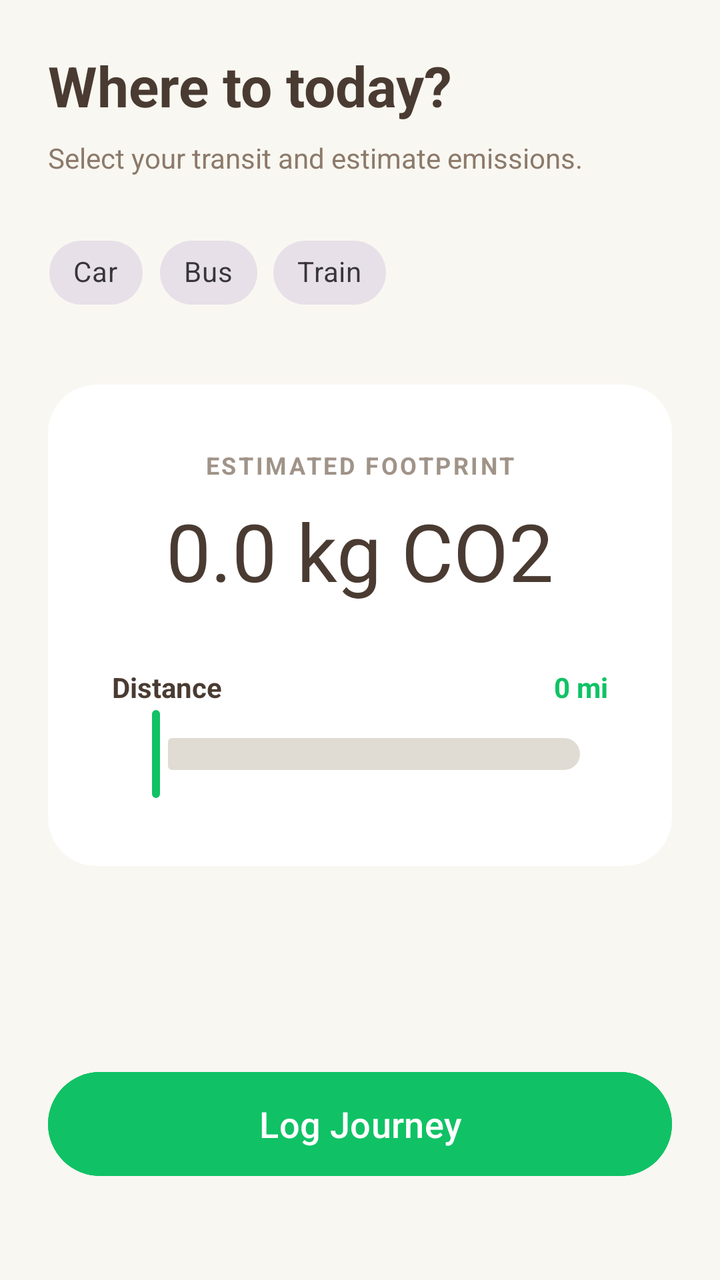
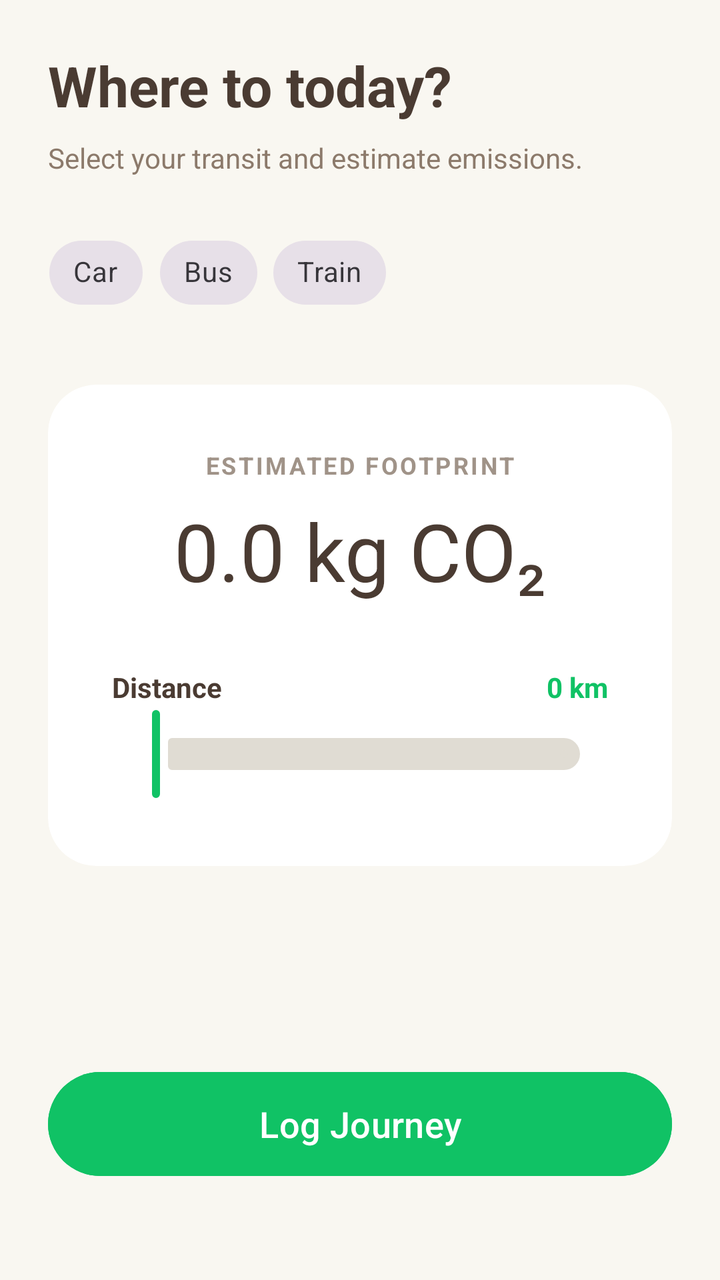

Compare the two renders of this Android layout. The source of the first and the diff that turns it into the second are given below.
<!-- AndroidManifest.xml: application theme Theme.GreenEarth -->
<!-- res/layout/fragment_transit.xml -->
<?xml version="1.0" encoding="utf-8"?>
<androidx.constraintlayout.widget.ConstraintLayout xmlns:android="http://schemas.android.com/apk/res/android"
    xmlns:app="http://schemas.android.com/apk/res-auto"
    android:layout_width="match_parent"
    android:layout_height="match_parent"
    android:background="#F9F7F1"
    android:padding="24dp">

    <TextView
        android:id="@+id/textTransitTitle"
        android:layout_width="wrap_content"
        android:layout_height="wrap_content"
        android:text="Where to today?"
        android:textSize="28sp"
        android:textStyle="bold"
        android:textColor="#4A3B32"
        app:layout_constraintTop_toTopOf="parent"
        app:layout_constraintStart_toStartOf="parent" />

    <TextView
        android:id="@+id/textTransitSub"
        android:layout_width="wrap_content"
        android:layout_height="wrap_content"
        android:text="Select your transit and estimate emissions."
        android:textColor="#8C7A6B"
        android:layout_marginTop="8dp"
        app:layout_constraintTop_toBottomOf="@id/textTransitTitle"
        app:layout_constraintStart_toStartOf="parent" />

    <com.google.android.material.chip.ChipGroup
        android:id="@+id/chipGroupTransit"
        android:layout_width="match_parent"
        android:layout_height="wrap_content"
        android:layout_marginTop="24dp"
        app:singleSelection="true"
        app:layout_constraintTop_toBottomOf="@id/textTransitSub">

        <com.google.android.material.chip.Chip
            android:layout_width="wrap_content"
            android:layout_height="wrap_content"
            android:text="Car" style="@style/Widget.MaterialComponents.Chip.Choice"/>
        <com.google.android.material.chip.Chip
            android:layout_width="wrap_content"
            android:layout_height="wrap_content"
            android:text="Bus" style="@style/Widget.MaterialComponents.Chip.Choice"/>
        <com.google.android.material.chip.Chip
            android:layout_width="wrap_content"
            android:layout_height="wrap_content"
            android:text="Train" style="@style/Widget.MaterialComponents.Chip.Choice"/>
    </com.google.android.material.chip.ChipGroup>

    <androidx.cardview.widget.CardView
        android:id="@+id/cardEstimation"
        android:layout_width="match_parent"
        android:layout_height="wrap_content"
        android:layout_marginTop="32dp"
        app:cardCornerRadius="24dp"
        app:cardElevation="0dp"
        app:layout_constraintTop_toBottomOf="@id/chipGroupTransit">

        <LinearLayout
            android:layout_width="match_parent"
            android:layout_height="wrap_content"
            android:orientation="vertical"
            android:padding="32dp"
            android:gravity="center">

            <TextView
                android:layout_width="wrap_content"
                android:layout_height="wrap_content"
                android:text="ESTIMATED FOOTPRINT"
                android:textColor="#A09388"
                android:textSize="12sp"
                android:textStyle="bold"
                android:letterSpacing="0.1"/>

            <TextView
                android:id="@+id/textCarbonResult"
                android:layout_width="wrap_content"
                android:layout_height="wrap_content"
                android:text="0.0 kg CO2"
                android:textSize="40sp"
                android:textColor="#4A3B32"
                android:layout_marginTop="8dp"/>

            <RelativeLayout
                android:layout_width="match_parent"
                android:layout_height="wrap_content"
                android:layout_marginTop="32dp">
                <TextView android:layout_width="wrap_content" android:layout_height="wrap_content" android:text="Distance" android:textColor="#4A3B32" android:textStyle="bold"/>

                <TextView
                    android:id="@+id/textDistanceValue"
                    android:layout_width="wrap_content"
                    android:layout_height="wrap_content"
                    android:text="0 mi"
                    android:textColor="#10C265"
                    android:textStyle="bold"
                    android:layout_alignParentEnd="true"/>
            </RelativeLayout>

            <com.google.android.material.slider.Slider
                android:id="@+id/sliderDistance"
                android:layout_width="match_parent"
                android:layout_height="wrap_content"
                android:valueFrom="0.0"
                android:valueTo="100.0"
                app:thumbColor="#FFFFFF"
                app:thumbStrokeColor="#10C265"
                app:thumbStrokeWidth="2dp"
                app:trackColorActive="#E0DCD3"
                app:trackColorInactive="#E0DCD3"/>
        </LinearLayout>
    </androidx.cardview.widget.CardView>

    <Button
        android:id="@+id/btnLogJourney"
        android:layout_width="match_parent"
        android:layout_height="60dp"
        android:text="Log Journey"
        android:textAllCaps="false"
        android:textSize="18sp"
        android:backgroundTint="#10C265"
        app:cornerRadius="30dp"
        android:layout_marginBottom="24dp"
        app:layout_constraintBottom_toBottomOf="parent"/>

</androidx.constraintlayout.widget.ConstraintLayout>
<!-- resources referenced by this layout -->
<resources>
  <style name="Theme.GreenEarth" parent="Base.Theme.GreenEarth" />
  <style name="Base.Theme.GreenEarth" parent="Theme.Material3.DayNight.NoActionBar">
          
          
      </style>
</resources>

<!-- the commit's change to res/layout/fragment_transit.xml (unified diff, before → after) -->
@@ -78,7 +78,7 @@
                 android:id="@+id/textCarbonResult"
                 android:layout_width="wrap_content"
                 android:layout_height="wrap_content"
-                android:text="0.0 kg CO2"
+                android:text="0.0 kg CO₂"
                 android:textSize="40sp"
                 android:textColor="#4A3B32"
                 android:layout_marginTop="8dp"/>
@@ -93,7 +93,7 @@
                     android:id="@+id/textDistanceValue"
                     android:layout_width="wrap_content"
                     android:layout_height="wrap_content"
-                    android:text="0 mi"
+                    android:text="0 km"
                     android:textColor="#10C265"
                     android:textStyle="bold"
                     android:layout_alignParentEnd="true"/>
